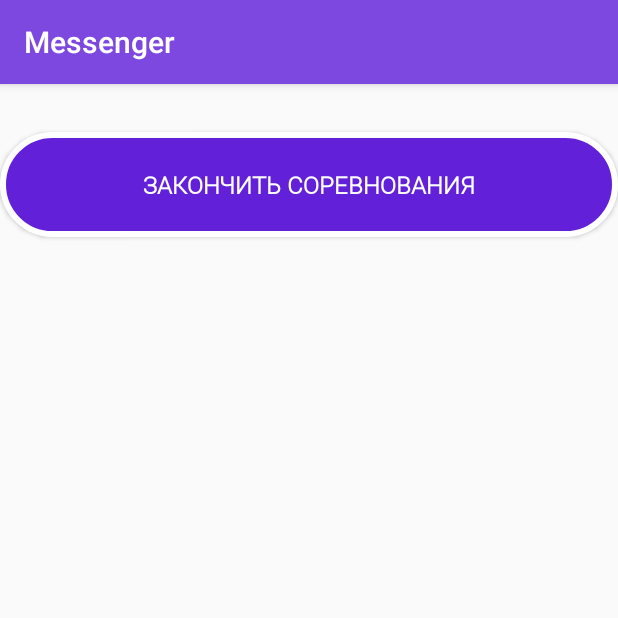
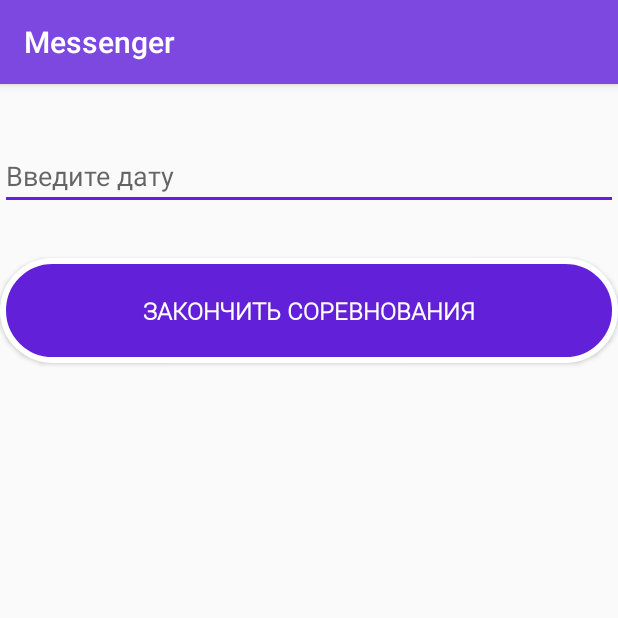
Before and after one commit to Emilikan/GameHack3, an Android app: the fragment Result shown on its own in the app's theme, after a tap on "ЗАКОНЧИТЬ СОРЕВНОВАНИЯ", on a phone screen of 412 x 824 dp, the top half of it. Run offline under Robolectric (Android 15) with nearby library versions, the phone set to English and light mode, and no system bars; our stand-ins replace Firebase (no records; nobody signed in at launch, a user with empty details on screens opened directly); 2 statements that could not run were skipped.

Commit message:
add battles and results

```diff
--- a/app/src/main/java/com/messenger/my/messenger/MainActivity.java
+++ b/app/src/main/java/com/messenger/my/messenger/MainActivity.java
@@ -92,7 +92,7 @@ public class MainActivity extends AppCompatActivity
         } else if (id == R.id.profile){
             fragmentClass = Profile.class;
         } else if (id == R.id.tasks){
-            fragmentClass = Tasks.class;
+            fragmentClass = ResultUser.class;
         } else if (id == R.id.masters){
             fragmentClass = WorkRoom.class;
         } else if (id == R.id.battles){
--- a/app/src/main/java/com/messenger/my/messenger/Result.java
+++ b/app/src/main/java/com/messenger/my/messenger/Result.java
@@ -2,10 +2,8 @@ package com.messenger.my.messenger;
 
 import android.app.AlertDialog;
 import android.content.DialogInterface;
-import android.content.SharedPreferences;
 import android.os.Build;
 import android.os.Bundle;
-import android.preference.PreferenceManager;
 import android.support.annotation.NonNull;
 import android.support.annotation.RequiresApi;
 import android.support.v4.app.Fragment;
@@ -13,22 +11,38 @@ import android.view.LayoutInflater;
 import android.view.View;
 import android.view.ViewGroup;
 import android.widget.Button;
-import android.widget.Toast;
-import com.google.android.gms.tasks.OnCompleteListener;
-import com.google.android.gms.tasks.Task;
-import com.google.firebase.auth.AuthResult;
-import com.google.firebase.auth.FirebaseAuth;
-import com.google.firebase.auth.FirebaseUser;
+import android.widget.EditText;
+import android.widget.TextView;
+
 import com.google.firebase.database.DataSnapshot;
 import com.google.firebase.database.DatabaseError;
 import com.google.firebase.database.DatabaseReference;
 import com.google.firebase.database.FirebaseDatabase;
 import com.google.firebase.database.ValueEventListener;
 
+import java.util.ArrayList;
+import java.util.Collections;
+import java.util.List;
 
 
 public class Result extends Fragment {
     private DatabaseReference mRef = FirebaseDatabase.getInstance().getReference();
+    private ArrayList<String> arr = new ArrayList<>();
+    private ArrayList<String> allClass = new ArrayList<>();
+    private String[] array = new String[3];
+
+    private EditText mDate;
+
+    private TextView dateBD;
+    private TextView winnBd;
+
+    private int summ1 = 0;
+    private int summ2 = 0;
+    private int summ3 = 0;
+
+    private int[] summIn = new int[3];
+
+    private ArrayList<Integer> mSumm= new ArrayList<>();
 
 
     @Override
@@ -37,9 +51,12 @@ public class Result extends Fragment {
     }
 
     @Override
-    public View onCreateView(LayoutInflater inflater, ViewGroup container,
+    public View onCreateView(@NonNull final LayoutInflater inflater, ViewGroup container,
                              Bundle savedInstanceState) {
         View rootView = inflater.inflate(R.layout.fragment_result, container, false);
+        mDate = rootView.findViewById(R.id.mDate);
+        dateBD = rootView.findViewById(R.id.dateBD);
+        winnBd = rootView.findViewById(R.id.winBD);
 
         Button stopBattles = rootView.findViewById(R.id.stopBtl);
         stopBattles.setOnClickListener(new View.OnClickListener() {
@@ -49,7 +66,111 @@ public class Result extends Fragment {
                     @RequiresApi(api = Build.VERSION_CODES.KITKAT)
                     @Override
                     public void onDataChange(@NonNull DataSnapshot dataSnapshot) {
+                        array[0] = "10a";
+                        array[1] = "10b";
+                        array[2] = "10c";
+                        summIn[0] = 0;
+                        summIn[1] = 0;
+                        summIn[2] = 0;
+                        String cou = dataSnapshot.child("Schools").child("classCounter").getValue(String.class);
+                        int f = Integer.parseInt(cou);
+                        f++;
 
+                        for (int i = 0; i < f; i++){
+                            allClass.add(dataSnapshot.child("Schools").child("AllClass").child("i").getValue(String.class));
+                        }
+
+                        for(int i = 0; i < f; i++){
+
+                            String cou2 = dataSnapshot.child("Schools").child(array[i]).child("counterOfUsers").getValue(String.class);
+                            int f2 = Integer.parseInt(cou2);
+                            f2++;
+
+
+                            for(int d = 0; d < f2; d++){
+                                String mPointBio = dataSnapshot.child("Schools").child(array[i]).child(d+"").child("Points").child("Bio").getValue(String.class);
+                                String mPointInf = dataSnapshot.child("Schools").child(array[i]).child(d+"").child("Points").child("Informatics").getValue(String.class);
+                                String mPointMath = dataSnapshot.child("Schools").child(array[i]).child(d+"").child("Points").child("Math").getValue(String.class);
+                                String mPointPhysics = dataSnapshot.child("Schools").child(array[i]).child(d+"").child("Points").child("Physics").getValue(String.class);
+
+                                int mIntPB = 0;
+                                int mIntInf = 0;
+                                int mIntMath = 0;
+                                int mIntPhysics = 0;
+
+                                if(mPointBio != null) {
+                                    mIntPB = Integer.parseInt(mPointBio);
+                                }
+                                if(mPointInf != null) {
+                                    mIntInf = Integer.parseInt(mPointInf);
+                                }
+                                if(mPointMath != null) {
+                                    mIntMath = Integer.parseInt(mPointMath);
+                                }
+                                if(mPointPhysics != null) {
+                                    mIntPhysics = Integer.parseInt(mPointPhysics);
+                                }
+
+                                //mSumm.set(i, mSumm.get(i) + mIntInf + mIntMath + mIntPB + mIntPhysics);
+
+                                summIn[i] = summIn[i] + mIntInf + mIntMath + mIntPB + mIntPhysics;
+                            }
+
+                        }
+
+                        /*for (int i = 0; i < f; i++){
+
+                        }
+
+                        Collections.sort(mSumm);
+                        Collections.reverse(mSumm);
+
+                        for (int i = 0; i < f; i++){
+                            mRef.child("Schools").child("Win").child("Date").setValue(mDate.getText().toString().trim());
+                            mRef.child("Schools").child("Win").child("Team" + i).setValue();
+                            mRef.child("Schools").child("Win").child("Team2").setValue(null);
+                            mRef.child("Schools").child("Win").child("Team3").setValue(null);
+                        }
+                        */
+
+                        summ1 = summIn[0];
+                        summ2 = summIn[1];
+                        summ3 = summIn[2];
+
+                        if(summ1 >= summ2 && summ2 >= summ3){
+                            mRef.child("Schools").child("Win").child("Date").setValue(mDate.getText().toString().trim());
+                            mRef.child("Schools").child("Win").child("Team").setValue("10a");
+                            mRef.child("Schools").child("Win").child("Team2").setValue("10b");
+                            mRef.child("Schools").child("Win").child("Team3").setValue("10c");
+                        } else if(summ1 >= summ3 && summ3 >= summ2){
+                            mRef.child("Schools").child("Win").child("Date").setValue(mDate.getText().toString().trim());
+                            mRef.child("Schools").child("Win").child("Team").setValue("10a");
+                            mRef.child("Schools").child("Win").child("Team2").setValue("10c");
+                            mRef.child("Schools").child("Win").child("Team3").setValue("10b");
+                        } else if(summ2 >= summ1 && summ1 >= summ3){
+                            mRef.child("Schools").child("Win").child("Date").setValue(mDate.getText().toString().trim());
+                            mRef.child("Schools").child("Win").child("Team").setValue("10b");
+                            mRef.child("Schools").child("Win").child("Team2").setValue("10a");
+                            mRef.child("Schools").child("Win").child("Team3").setValue("10c");
+                        } else if(summ2 >= summ3 && summ3 >= summ1){
+                            mRef.child("Schools").child("Win").child("Date").setValue(mDate.getText().toString().trim());
+                            mRef.child("Schools").child("Win").child("Team").setValue("10b");
+                            mRef.child("Schools").child("Win").child("Team2").setValue("10c");
+                            mRef.child("Schools").child("Win").child("Team3").setValue("10a");
+                        } else if(summ3 >= summ1 && summ1 >= summ2){
+                            mRef.child("Schools").child("Win").child("Date").setValue(mDate.getText().toString().trim());
+                            mRef.child("Schools").child("Win").child("Team").setValue("10c");
+                            mRef.child("Schools").child("Win").child("Team2").setValue("10a");
+                            mRef.child("Schools").child("Win").child("Team3").setValue("10b");
+                        } else {
+                            mRef.child("Schools").child("Win").child("Date").setValue(mDate.getText().toString().trim());
+                            mRef.child("Schools").child("Win").child("Team").setValue("10c");
+                            mRef.child("Schools").child("Win").child("Team2").setValue("10b");
+                            mRef.child("Schools").child("Win").child("Team3").setValue("10a");
+                        }
+
+                        dateBD.setText(dataSnapshot.child("Schools").child("Win").child("Date").getValue(String.class));
+                        winnBd.setText(dataSnapshot.child("Schools").child("Win").child("Team").getValue(String.class));
 
                     }
 
--- a/app/src/main/res/layout/fragment_result.xml
+++ b/app/src/main/res/layout/fragment_result.xml
@@ -4,6 +4,31 @@
     android:layout_width="match_parent"
     android:layout_height="match_parent"
     tools:context=".Result">
+
+    <LinearLayout
+        android:layout_width="match_parent"
+        android:layout_height="match_parent"
+        android:orientation="vertical">
+
+        <TextView
+            android:id="@+id/dateBD"
+            android:layout_width="match_parent"
+            android:layout_height="wrap_content"
+            />
+
+        <TextView
+            android:id="@+id/winBD"
+            android:layout_width="match_parent"
+            android:layout_height="wrap_content"
+            />
+
+        <EditText
+            android:id="@+id/mDate"
+            android:layout_width="match_parent"
+            android:layout_height="wrap_content"
+            android:ems="10"
+            android:hint="Введите дату"
+            android:inputType="date" />
 
         <Button
             android:id="@+id/stopBtl"
@@ -17,5 +42,6 @@
             android:textColor="@android:color/white"
             android:textSize="16sp"
             android:textStyle="bold" />
+    </LinearLayout>
 
 </FrameLayout>
--- a/app/src/main/res/menu/activity_main_drawer.xml
+++ b/app/src/main/res/menu/activity_main_drawer.xml
@@ -19,7 +19,7 @@
         <item
             android:id="@+id/tasks"
             android:icon="@drawable/list"
-            android:title="Текущие задачи" />
+            android:title="Результаты" />
         <item
             android:id="@+id/masters"
             android:icon="@drawable/work_room"
```
Also changed, not shown: app/src/main/java/com/messenger/my/messenger/CheckEmail.java (+8 -1 lines), app/src/main/java/com/messenger/my/messenger/ResultUser.java (added, +74 -0 lines), app/src/main/res/layout/fragment_result_user.xml (added, +65 -0 lines), 73 other files. Lines whose indentation alone changed are shown as unchanged.
